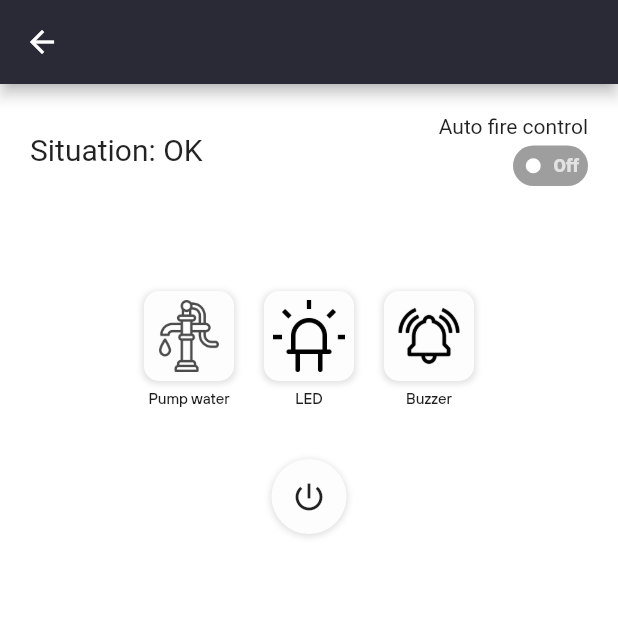
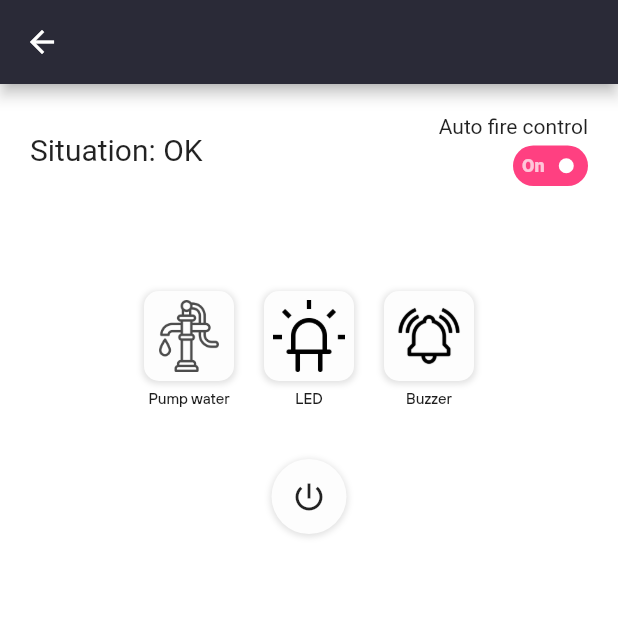
Before and after one commit to trunghieult1807/IOTsProject, a Flutter app: the RoomView screen opened directly with empty values, on a phone screen of 412 x 824 dp, the top half of it. Run offline on Flutter 3.47's test engine with Material 2 defaults, Android fonts, the phone set to English and light mode, and no system bars; our stand-ins replace after_layout, animated_bottom_navigation_bar, cloud_firestore, firebase_auth, firebase_core, shared_preferences and 3 more; missing offline and left inert: charcode, loading_animations, mqtt_client; accounts and stored records are empty.

Commit message:
Revert "Merge pull request #29 from trunghieult1807/quochai"
This reverts commit 5f91d97ee223767c3c973fcbe6b97067a662a3dd, reversing
changes made to ec61a4eacc0e5de6f1ef9fa0c8a6e3b9dcad8153.

```diff
--- a/fire_alarm_system/lib/config.dart
+++ b/fire_alarm_system/lib/config.dart
@@ -8,8 +8,8 @@ class Config {
   static MqttServerClient buzzerClient;
   static MqttServerClient relayClient;
 
-  static String username = 'Siv_Cloud';
-  static String apikey = 'aio_AQgi91NzzPCkj0SDhFDxM1h2VIfb';
+  static String username = '2TMH4';
+  static String apikey = 'aio_SzAy57MIRK53AffqPku6XNUgkqJ5';
 }
 
 class Global{
--- a/fire_alarm_system/lib/ui/roomview/screens/roomview.dart
+++ b/fire_alarm_system/lib/ui/roomview/screens/roomview.dart
@@ -67,14 +67,14 @@ class _RoomViewState extends State<RoomView> {
       for (var d in this.deviceStatusList) {
         if (d.type == DeviceType.tempSensor) {
           String data = json['data'];
-          // for (int i = 0; i < data.length; i++) {
-          //   if (data[i] == '-') {
-          //     data = data.substring(0, i);
-          //     statusTemp = int.parse(data);
-          //     break;
-          //   }
-          // }
-          // d.status = data;
+          for (int i = 1; i < data.length; i++) {
+            if (data[i] == '-') {
+              data = data.substring(0, i);
+              statusTemp = int.parse(data);
+              break;
+            }
+          }
+          d.status = data;
           statusTemp = int.parse(data);
           d.status = data;
         }
@@ -259,7 +259,7 @@ class _RoomViewState extends State<RoomView> {
   bool _autofire = true;
   List<DeviceStatus> deviceStatusList = [];
 
-  bool autoFireState = false;
+  bool autoFireState = true;
 
   void changeState(state) {
     autoFireState = state;
@@ -333,27 +333,27 @@ class _RoomViewState extends State<RoomView> {
                 if (d.type == DeviceType.tempSensor)
                   Padding(
                       padding: EdgeInsets.fromLTRB(0, 0, 0, 5),
-                      child: Text(d.deviceName + ": " + d.status + '°C')),
+                      child: Text(d.deviceName + ": " + d.status + '°C', style: TextStyle(fontSize: 17))),
               for (var d in this.deviceStatusList)
                 if (d.type == DeviceType.gasSensor)
                   Padding(
                       padding: EdgeInsets.fromLTRB(0, 0, 0, 5),
-                      child: Text(d.deviceName + ": " + d.status)),
+                      child: Text(d.deviceName + ": " + d.status, style: TextStyle(fontSize: 17))),
               for (var d in this.deviceStatusList)
                 if (d.type == DeviceType.pump)
                   Padding(
                       padding: EdgeInsets.fromLTRB(0, 0, 0, 5),
-                      child: Text(d.deviceName + ": " + d.status)),
+                      child: Text(d.deviceName + ": " + d.status, style: TextStyle(fontSize: 17))),
               for (var d in this.deviceStatusList)
                 if (d.type == DeviceType.led)
                   Padding(
                       padding: EdgeInsets.fromLTRB(0, 0, 0, 5),
-                      child: Text(d.deviceName + ": " + d.status)),
+                      child: Text(d.deviceName + ": " + d.status, style: TextStyle(fontSize: 17))),
               for (var d in this.deviceStatusList)
                 if (d.type == DeviceType.buzzer)
                   Padding(
                       padding: EdgeInsets.fromLTRB(0, 0, 0, 5),
-                      child: Text(d.deviceName + ": " + d.status)),
+                      child: Text(d.deviceName + ": " + d.status, style: TextStyle(fontSize: 17))),
               SizedBox(
                 height: 40,
               ),
--- a/fire_alarm_system/lib/ui/roomview/widgets/circular_indicator.dart
+++ b/fire_alarm_system/lib/ui/roomview/widgets/circular_indicator.dart
@@ -29,7 +29,7 @@ class _CircularIndicatorState extends State<CircularIndicator> {
       max: 200,
       initialValue: idicator_value,
       appearance: CircularSliderAppearance(
-          size: size.width - 150,
+          size: size.width - 200,
           infoProperties: InfoProperties(modifier: (value) {
             final roundedValue = (widget.value).ceil().toInt().toString();
             return roundedValue + "°C";
--- a/fire_alarm_system/lib/ui/roomview/widgets/switch_button.dart
+++ b/fire_alarm_system/lib/ui/roomview/widgets/switch_button.dart
@@ -115,7 +115,7 @@ class SwitchButton extends StatefulWidget {
 }
 
 class _SwitchButtonState extends State<SwitchButton> {
-  bool status = false;
+  bool status = true;
 
   @override
   Widget build(BuildContext context) {
```
Also changed, not shown: fire_alarm_system/lib/ui/report/widgets/chart.dart (+0 -8 lines), fire_alarm_system/lib/ui/report/widgets/summary.dart (+0 -11 lines).
